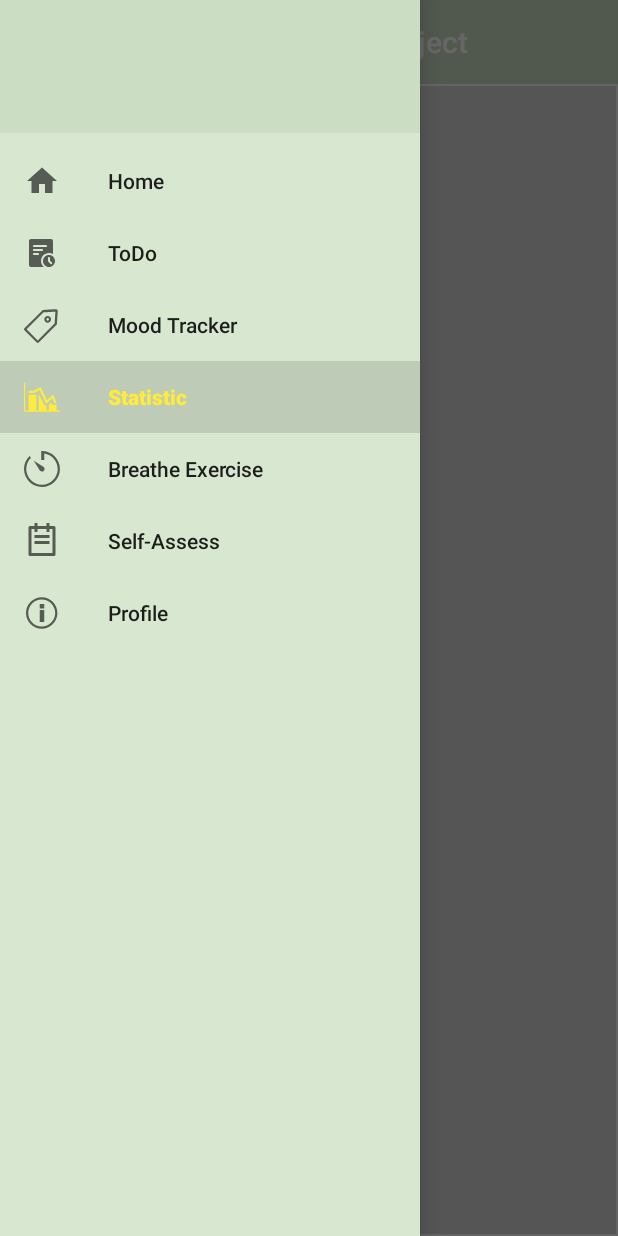
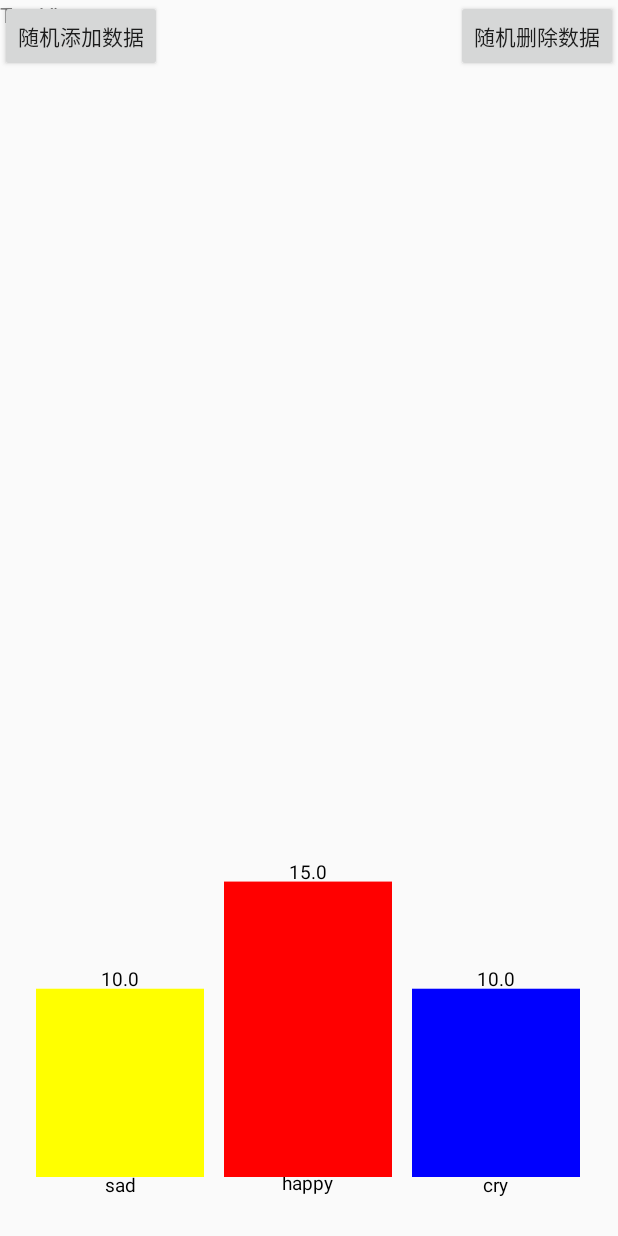
Before and after one commit to SunnyScenery/5520Project, an Android app: the MainActivity screen opened directly, with no data from a screen before it, in the side drawer, after a tap on "Statistic", on a phone screen of 412 x 824 dp. Run offline under Robolectric (Android 15) with nearby library versions, the phone set to English and light mode, and no system bars; our stand-ins replace Firebase (no records; nobody signed in at launch, a user with empty details on screens opened directly); Roboto replaces fonts that are not available here.

Commit message:
draw simple bar chart

```diff
--- a/NUMAD22Sp_BDD_Project/app/src/main/AndroidManifest.xml
+++ b/NUMAD22Sp_BDD_Project/app/src/main/AndroidManifest.xml
@@ -12,6 +12,9 @@
         android:roundIcon="@mipmap/ic_launcher_round"
         android:supportsRtl="true"
         android:theme="@style/Theme.NUMAD22Sp_BDD_Project">
+        <activity
+            android:name=".statistic.StatisticActivity"
+            android:exported="false" />
         <activity
             android:name=".home.MainActivity"
             android:exported="false" />
--- a/NUMAD22Sp_BDD_Project/app/src/main/java/edu/neu/numad22sp_bdd_project/home/MainActivity.java
+++ b/NUMAD22Sp_BDD_Project/app/src/main/java/edu/neu/numad22sp_bdd_project/home/MainActivity.java
@@ -9,6 +9,8 @@ import androidx.drawerlayout.widget.DrawerLayout;
 import edu.neu.numad22sp_bdd_project.R;
 import edu.neu.numad22sp_bdd_project.moodtracker.MoodTrackerActivity;
 import edu.neu.numad22sp_bdd_project.quiz.QuizActivity;
+import edu.neu.numad22sp_bdd_project.statistic.StatisticActivity;
+
 import android.content.Intent;
 import android.os.Bundle;
 import android.view.MenuItem;
@@ -69,6 +71,11 @@ public class MainActivity extends AppCompatActivity implements NavigationView.On
                 startActivity(i_mood);
                 draw.closeDrawer(GravityCompat.START);
                 break;
+            case R.id.nav_stats:
+                Intent i_stats = new Intent(this, StatisticActivity.class);
+                startActivity(i_stats);
+                draw.closeDrawer(GravityCompat.START);
+                break;
         }
 
         return true;
--- /dev/null
+++ b/NUMAD22Sp_BDD_Project/app/src/main/java/edu/neu/numad22sp_bdd_project/statistic/ColumnBarChartView.java
@@ -0,0 +1,241 @@
+package edu.neu.numad22sp_bdd_project.statistic;
+
+import android.content.Context;
+import android.content.res.TypedArray;
+import android.graphics.Canvas;
+import android.graphics.Color;
+import android.graphics.Paint;
+import android.graphics.Rect;
+import android.graphics.RectF;
+import android.graphics.drawable.Drawable;
+import android.util.AttributeSet;
+import android.view.View;
+import androidx.annotation.Nullable;
+
+import java.util.ArrayList;
+
+import edu.neu.numad22sp_bdd_project.R;
+
+public class ColumnBarChartView extends View {
+    private Context mContext;
+    //画笔
+    private Paint mPaint=new Paint();
+    //记录绘制数据，key名字,value数量
+    private ArrayList<ColumnDataFrom> mArray=new ArrayList<>();
+    //柱状宽度
+    private float mWidth=0;
+    //柱状高度
+    private float mHeight=0;
+    //柱状位置Rect
+    private RectF mRectF = new RectF();
+    //数据名字位置Rect
+    private Rect mTextRect=new Rect();
+    /**
+     * 设置柱状间距
+     */
+    private int mMargin=20;
+    /**
+     * 设置是否显示数据（柱状名字-数值）
+     */
+    private boolean mDisplayData =true;
+    /**
+     * 设置文字颜色
+     */
+    private int mTextColor= Color.BLACK;
+
+    public ColumnBarChartView(Context context) {
+        super(context);
+        initial(context);
+    }
+    public ColumnBarChartView(Context context, @Nullable AttributeSet attrs) {
+        super(context, attrs);
+        TypedArray typedArray=context.obtainStyledAttributes(attrs, R.styleable.ColumnBarChartView);
+        //设置柱状的间距
+        mMargin=typedArray.getInteger(R.styleable.ColumnBarChartView_ColumnBarChart_margin,mMargin);
+        mDisplayData =typedArray.getBoolean(R.styleable.ColumnBarChartView_ColumnBarChart_displayData, mDisplayData);
+        mTextColor =typedArray.getInteger(R.styleable.ColumnBarChartView_ColumnBarChart_textColor, mTextColor);
+        initial(context);
+    }
+
+    @Override
+    protected void onMeasure(int widthMeasureSpec, int heightMeasureSpec) {
+        super.onMeasure(widthMeasureSpec, heightMeasureSpec);
+
+    }
+
+    private void initial(Context context){
+        mContext=context;
+        mPaint.setAntiAlias(true); //抗锯齿
+        mPaint.setStyle(Paint.Style.FILL);
+        mPaint.setColor(mTextColor);
+        setWillNotDraw(false);
+    }
+
+    @Override
+    protected void onDraw(Canvas canvas) {
+        mWidth  = ( getWidth() - (mMargin*(getSize()-1)) ) / getSize(); //计算每个柱状宽度
+        mHeight = ( getHeight() / getNumber() ); //计算柱状数值的平均高度值
+        for(int i=0;i<mArray.size();i++){
+            mRectF.left= i*(mWidth+mMargin);
+            mRectF.right= mRectF.left+mWidth;
+            mRectF.bottom=getHeight();
+            mRectF.top= mRectF.bottom-mHeight*mArray.get(i).mNumber ; //柱状高度=数值的平均高度值*柱状数值
+            if(mDisplayData){ //如果设置了展示名字，则绘制名字
+                onDrawName(canvas,i); //画柱状名字
+                onDrawNumber(canvas,i); //画柱状数值
+            }
+            onDrawColumn(canvas,i); //画柱状图形
+        }
+    }
+
+    //绘制-柱状名字
+    private void onDrawName(Canvas canvas,int i){
+        mPaint.setTextSize(dip2px(mContext, (float) Math.sqrt(mWidth)));
+        mPaint.getTextBounds(mArray.get(i).mMame, 0, mArray.get(i).mMame.length(), mTextRect); //计算文字位置,处于柱状宽度中间
+        mPaint.setColor(mTextColor);
+        canvas.drawText(   //柱状名字
+                mArray.get(i).mMame,
+                (mRectF.left+mRectF.right)/2 - (mTextRect.left+mTextRect.right)/2,
+                mRectF.bottom-(mTextRect.bottom-mTextRect.top)/2,
+                mPaint);
+
+    }
+    //绘制-柱状数值
+    private void onDrawNumber(Canvas canvas,int i){
+        mPaint.setTextSize(dip2px(mContext, (float) Math.sqrt(mWidth)));
+        mPaint.getTextBounds(String.valueOf(mArray.get(i).mNumber), 0, String.valueOf(mArray.get(i).mNumber).length(), mTextRect); //计算文字位置,处于柱状宽度中间
+        mPaint.setColor(mTextColor);
+        canvas.drawText(   //柱状名字
+                String.valueOf(mArray.get(i).mNumber),
+                (mRectF.left+mRectF.right)/2 - (mTextRect.left+mTextRect.right)/2,
+                mRectF.top,
+                mPaint);
+
+    }
+    //绘制-柱状图形
+    private void onDrawColumn(Canvas canvas,int i){
+        if(mDisplayData) { //如果设置了展示名字，则绘制柱状图形的位置要在文字之上
+            mRectF.bottom=mRectF.bottom-dip2px(mContext,(mTextRect.bottom-mTextRect.top)); //柱状底部位置=组件底部-文字高度
+            mRectF.top= mRectF.bottom-mHeight*mArray.get(i).mNumber +dip2px(mContext,(mTextRect.bottom-mTextRect.top+2)) ; //柱状高度=数值的平均高度值*柱状数值
+        }
+        Drawable drawable;
+        try{
+            drawable=getResources().getDrawable(mArray.get(i).mColorOrDrawable);
+            drawable.setBounds((int)mRectF.left,(int)mRectF.top,(int)mRectF.right,(int)mRectF.bottom);
+            drawable.draw(canvas);
+        }catch (Exception e){
+            mPaint.setColor(mArray.get(i).mColorOrDrawable); //柱状颜色
+            canvas.drawRect(mRectF,mPaint);
+        }
+
+
+    }
+
+    /**
+     * 是否显示柱状名称
+     */
+    public void displayName(boolean isDisplay){
+        mDisplayData =isDisplay;
+    }
+    /**
+     * 向外提供添加数据的方法,如果数据名字一样则被替换
+     */
+    public void addColumnData(ColumnDataFrom columnDataFrom){
+        if(null != mArray){
+            if(!mArray.contains(columnDataFrom)) {
+                mArray.add(columnDataFrom);
+                refreshUI();
+            }
+        }
+    }
+    /**
+     * 向外提供修改数据的方法
+     */
+    public void editColumnData(String ColumnName,String name,float number,int color){
+        if(null != mArray){
+            if(mArray.contains(ColumnName)){
+                for(int i=0;i<mArray.size();i++){
+                    if(mArray.get(i).mMame.equals(ColumnName)){
+                        mArray.get(i).mMame=name;
+                        mArray.get(i).mNumber=number;
+                        mArray.get(i).mColorOrDrawable =color;
+                    }
+                }
+                refreshUI();
+            }
+        }
+    }
+    /**
+     * 向外提供删除数据的方法
+     */
+    public void deleteColumnData(String ColumnName){
+        if(null != mArray){
+            if(mArray.contains(ColumnName)){
+                mArray.remove(ColumnName);
+                refreshUI();
+            }
+        }
+    }
+    /**
+     * 向外提供删除数据的方法
+     */
+    public void deleteColumnData(int ColumnIndex){
+        if(null != mArray){
+            if( mArray.size()>ColumnIndex){
+                if(null != mArray.get(ColumnIndex) ){
+                    mArray.remove(ColumnIndex);
+                    refreshUI();
+                }
+            }
+        }
+    }
+    /**
+     * 柱状数据表单
+     */
+    public static class ColumnDataFrom {
+        String mMame;
+        float mNumber;
+        int mColorOrDrawable;
+        public ColumnDataFrom(String name,float number,int colorOrDrawable){
+            mMame=name;
+            mNumber=number;
+            mColorOrDrawable =colorOrDrawable;
+        }
+    }
+
+    //刷新UI
+    private void refreshUI(){
+        this.invalidate();
+    }
+
+    /**
+     * 获取柱状数量
+     * @return
+     */
+    public int getSize(){
+        if(null!=mArray){
+            return mArray.size();
+        }else {
+            return 0;
+        }
+    }
+
+    /**
+     * 获取所有柱状的数值总数
+     * @return
+     */
+    public float getNumber(){
+        float totalNumber=0;
+        for(ColumnDataFrom columnDataFrom : mArray){
+            totalNumber= totalNumber+ columnDataFrom.mNumber;
+        }
+        return totalNumber;
+    }
+
+    //大小转换为px
+    public static int dip2px(Context context, float dipValue) {
+        final float scale = context.getResources().getDisplayMetrics().density;
+        return (int) (dipValue * scale + 0.5f);
+    }
+
+}
--- /dev/null
+++ b/NUMAD22Sp_BDD_Project/app/src/main/java/edu/neu/numad22sp_bdd_project/statistic/StatisticActivity.java
@@ -0,0 +1,122 @@
+package edu.neu.numad22sp_bdd_project.statistic;
+
+import androidx.annotation.NonNull;
+import androidx.annotation.Nullable;
+import androidx.appcompat.app.AppCompatActivity;
+
+import android.os.Bundle;
+import androidx.appcompat.app.AppCompatActivity;
+
+import android.graphics.Color;
+import android.os.Bundle;
+import android.util.Log;
+import android.view.View;
+import android.widget.TextView;
+import android.widget.Toast;
+
+import com.google.firebase.auth.FirebaseAuth;
+import com.google.firebase.database.DataSnapshot;
+import com.google.firebase.database.DatabaseError;
+import com.google.firebase.database.DatabaseReference;
+import com.google.firebase.database.FirebaseDatabase;
+import com.google.firebase.database.ValueEventListener;
+import com.google.firebase.firestore.DocumentSnapshot;
+import com.google.firebase.firestore.EventListener;
+import com.google.firebase.firestore.FirebaseFirestore;
+import com.google.firebase.firestore.FirebaseFirestoreException;
+import com.google.firebase.firestore.Query;
+import com.google.firebase.firestore.QuerySnapshot;
+
+import java.util.ArrayList;
+import java.util.HashMap;
+import java.util.Objects;
+import java.util.Random;
+
+import edu.neu.numad22sp_bdd_project.R;
+import edu.neu.numad22sp_bdd_project.home.HomeActivity;
+import edu.neu.numad22sp_bdd_project.moodtracker.MoodTrackerActivity;
+
+public class StatisticActivity extends HomeActivity {
+
+    private ColumnBarChartView mColumnBarChartView;
+    private int[] count = new int[9];
+    private DatabaseReference a;
+    private TextView t;
+    private String userID;
+
+    @Override
+    protected void onCreate(Bundle savedInstanceState) {
+
+        super.onCreate(savedInstanceState);
+//        FirebaseAuth mAuth = FirebaseAuth.getInstance();
+//        userID = Objects.requireNonNull(mAuth.getCurrentUser()).getUid();
+//        t = findViewById(R.id.textView);
+        setContentView(R.layout.activity_statistic);
+//        //String user = FirebaseAuth.getInstance().getUid();
+//        a = FirebaseDatabase.getInstance().getReference("user");
+//        a.child(userID).addListenerForSingleValueEvent(new ValueEventListener() {
+//            @Override
+//
+//            public void onDataChange(DataSnapshot dataSnapshot) {
+//                System.out.println("Before Get Value");
+//
+//                Object document = dataSnapshot.getValue();
+//
+//                System.out.println(document);
+//
+//            }
+//
+//            @Override
+//
+//            public void onCancelled(DatabaseError arg0) {
+//// TODO Auto-generated method stub
+//
+//                System.out.println("This didn't work");
+//
+//            }
+//
+//        });
+//
+
+
+        initial();
+    }
+    private void initial() {
+
+
+
+        mColumnBarChartView = findViewById(R.id.columnBarChartView);
+        //int result = count[0];
+        //t.setText(result);
+        mColumnBarChartView.addColumnData(new ColumnBarChartView.ColumnDataFrom("sad", 10, Color.YELLOW));
+        mColumnBarChartView.addColumnData(new ColumnBarChartView.ColumnDataFrom("happy", 15, Color.RED));
+        mColumnBarChartView.addColumnData(new ColumnBarChartView.ColumnDataFrom("cry", 10, Color.BLUE));
+    }
+
+    public void addRandomData(View view) {
+        int number = (int)(Math.random()*40+5);
+        mColumnBarChartView.addColumnData(new ColumnBarChartView.ColumnDataFrom("随机 " + number, number, getRandColorCode()));
+    }
+
+    public void deleteRandomData(View view) {
+        Random random = new Random();
+        int number =  random.nextInt(mColumnBarChartView.getSize()-1);
+        mColumnBarChartView.deleteColumnData(number);
+    }
+
+    private static int getRandColorCode() {
+        String r, g, b;
+        Random random = new Random();
+        r = Integer.toHexString(random.nextInt(256)).toUpperCase();
+        g = Integer.toHexString(random.nextInt(256)).toUpperCase();
+        b = Integer.toHexString(random.nextInt(256)).toUpperCase();
+
+        r = r.length() == 1 ? "0" + r : r;
+        g = g.length() == 1 ? "0" + g : g;
+        b = b.length() == 1 ? "0" + b : b;
+
+        int a =  Color.parseColor("#"+r + g + b);
+        return  a;
+
+    }
+}
--- /dev/null
+++ b/NUMAD22Sp_BDD_Project/app/src/main/res/layout/activity_statistic.xml
@@ -0,0 +1,44 @@
+<?xml version="1.0" encoding="utf-8"?>
+<androidx.constraintlayout.widget.ConstraintLayout xmlns:android="http://schemas.android.com/apk/res/android"
+    xmlns:app="http://schemas.android.com/apk/res-auto"
+    xmlns:tools="http://schemas.android.com/tools"
+    android:layout_width="match_parent"
+    android:layout_height="match_parent"
+    tools:context=".statistic.StatisticActivity">
+
+    <Button
+        android:text="随机添加数据"
+        app:layout_constraintTop_toTopOf="parent"
+        app:layout_constraintLeft_toLeftOf="parent"
+        android:onClick="addRandomData"
+        android:layout_width="wrap_content"
+        android:layout_height="wrap_content">
+    </Button>
+    <Button
+        android:text="随机删除数据"
+        app:layout_constraintTop_toTopOf="parent"
+        app:layout_constraintRight_toRightOf="parent"
+        android:onClick="deleteRandomData"
+        android:layout_width="wrap_content"
+        android:layout_height="wrap_content">
+    </Button>
+
+    <edu.neu.numad22sp_bdd_project.statistic.ColumnBarChartView
+        android:id="@+id/columnBarChartView"
+        android:layout_margin="24dp"
+        app:layout_constraintRight_toRightOf="parent"
+        app:layout_constraintLeft_toLeftOf="parent"
+        app:layout_constraintBottom_toBottomOf="parent"
+        android:layout_width="match_parent"
+        android:layout_height="500dp">
+    </edu.neu.numad22sp_bdd_project.statistic.ColumnBarChartView>
+
+    <TextView
+        android:id="@+id/textView"
+        android:layout_width="wrap_content"
+        android:layout_height="wrap_content"
+        android:text="TextView"
+        tools:layout_editor_absoluteX="146dp"
+        tools:layout_editor_absoluteY="135dp" />
+
+</androidx.constraintlayout.widget.ConstraintLayout>
--- /dev/null
+++ b/NUMAD22Sp_BDD_Project/app/src/main/res/values/attrs.xml
@@ -0,0 +1,9 @@
+<?xml version="1.0" encoding="utf-8"?>
+<resources>
+    <declare-styleable
+        name="ColumnBarChartView">
+        <attr name="ColumnBarChart_margin" format="reference|dimension|integer"></attr>
+        <attr name="ColumnBarChart_displayData" format="boolean"></attr>
+        <attr name="ColumnBarChart_textColor" format="reference|color|integer|dimension"></attr>
+    </declare-styleable>
+</resources>
```
